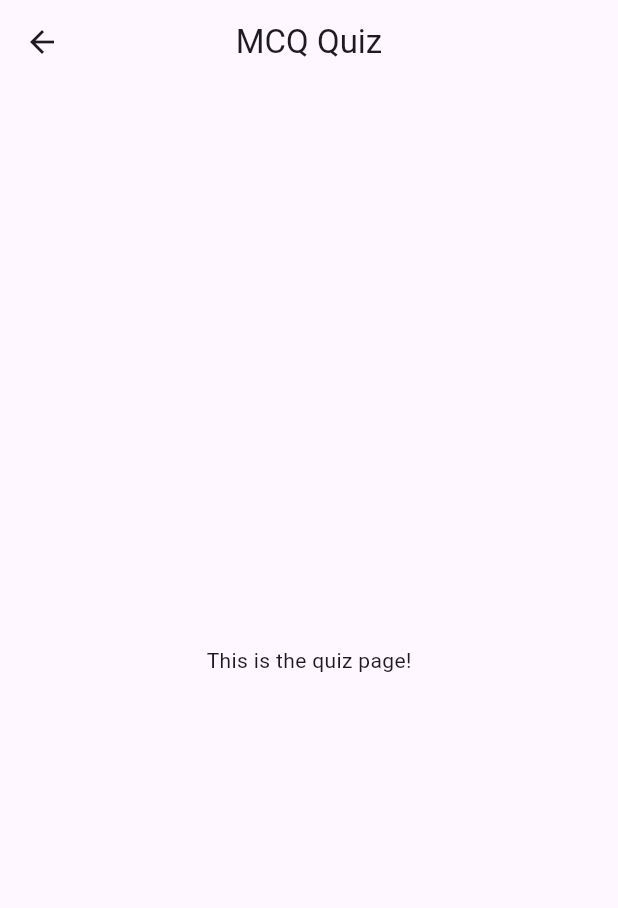
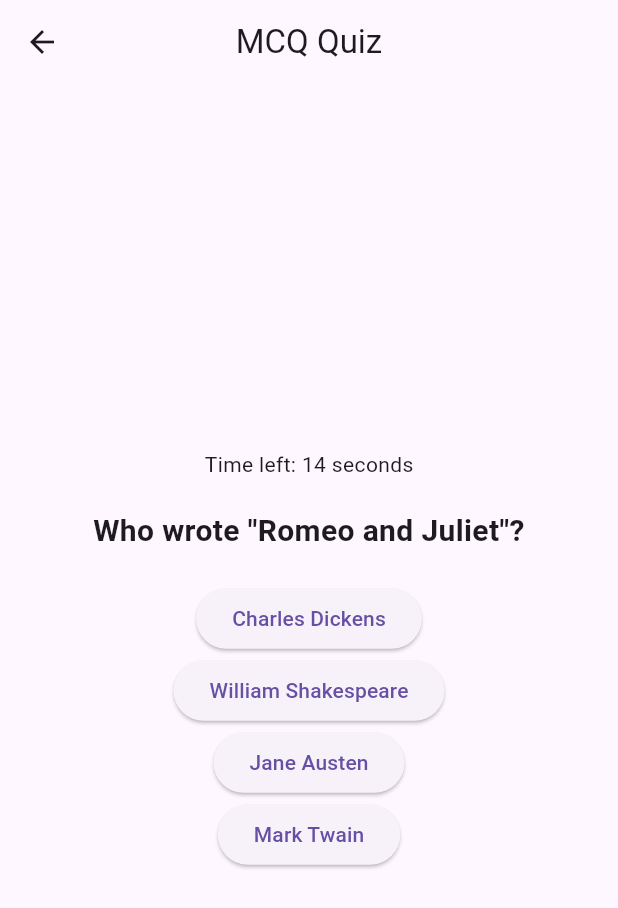
Before and after one commit to karimkaraki99/mcqapp, a Flutter app: the screen it shows after launch, after a tap on "Start Game", on a phone screen of 412 x 824 dp. Shown: the top 908 px of the screen. Run offline on Flutter 3.47's test engine with Material 3 defaults, Android fonts, the phone set to English and light mode, and no system bars.

Commit message:
quiz page

```diff
--- a/lib/quiz.dart
+++ b/lib/quiz.dart
@@ -1,7 +1,104 @@
 import 'package:flutter/material.dart';
+import 'dart:async';
 
-class QuizPage extends StatelessWidget {
+class QuizPage extends StatefulWidget {
   const QuizPage({Key? key}) : super(key: key);
+
+  @override
+  _QuizPageState createState() => _QuizPageState();
+}
+
+class _QuizPageState extends State<QuizPage> {
+  final List<Map<String, Object>> _questions = [
+    {
+      'questionText': 'What is the capital of France?',
+      'answers': [
+        {'text': 'Berlin', 'isCorrect': false},
+        {'text': 'Paris', 'isCorrect': true},
+        {'text': 'Madrid', 'isCorrect': false},
+        {'text': 'Rome', 'isCorrect': false},
+      ],
+    },
+    {
+      'questionText': 'Which programming language is Flutter based on?',
+      'answers': [
+        {'text': 'Java', 'isCorrect': false},
+        {'text': 'Dart', 'isCorrect': true},
+        {'text': 'Swift', 'isCorrect': false},
+        {'text': 'Kotlin', 'isCorrect': false},
+      ],
+    },
+    {
+      'questionText': 'What is the largest planet in our solar system?',
+      'answers': [
+        {'text': 'Earth', 'isCorrect': false},
+        {'text': 'Jupiter', 'isCorrect': true},
+        {'text': 'Mars', 'isCorrect': false},
+        {'text': 'Saturn', 'isCorrect': false},
+      ],
+    },
+    {
+      'questionText': 'In which year did the Titanic sink?',
+      'answers': [
+        {'text': '1905', 'isCorrect': false},
+        {'text': '1912', 'isCorrect': true},
+        {'text': '1920', 'isCorrect': false},
+        {'text': '1935', 'isCorrect': false},
+      ],
+    },
+    {
+      'questionText': 'Who wrote "Romeo and Juliet"?',
+      'answers': [
+        {'text': 'Charles Dickens', 'isCorrect': false},
+        {'text': 'William Shakespeare', 'isCorrect': true},
+        {'text': 'Jane Austen', 'isCorrect': false},
+        {'text': 'Mark Twain', 'isCorrect': false},
+      ],
+    },
+  ];
+
+  int _questionIndex = 0;
+  int _totalScore = 0;
+  int _timerSeconds = 15;
+  late Timer _timer;
+
+  @override
+  void initState() {
+    super.initState();
+    _shuffleAndSetQuestions();
+  }
+
+  void _shuffleAndSetQuestions() {
+    _questions.shuffle();
+    _timer = Timer.periodic(Duration(seconds: 1), (timer) {
+      setState(() {
+        if (_timerSeconds > 0) {
+          _timerSeconds--;
+        } else {
+          _answerQuestion(false);
+        }
+      });
+    });
+  }
+
+  void _answerQuestion(bool isCorrect) {
+    if (isCorrect) {
+      _totalScore++;
+    }
+
+    _timer.cancel();
+    _timerSeconds = 15;
+
+    setState(() {
+      _questionIndex++;
+
+      if (_questionIndex < _questions.length) {
+        _shuffleAndSetQuestions();
+      } else {
+        print('Quiz completed! Total Score: $_totalScore');
+      }
+    });
+  }
 
   @override
   Widget build(BuildContext context) {
@@ -10,10 +107,64 @@ class QuizPage extends StatelessWidget {
         title: const Text('MCQ Quiz'),
         centerTitle: true,
       ),
-      body: Center(
-        child: const Text('This is the quiz page!'), // Replace with your quiz UI
+      body: _questionIndex < _questions.length
+          ? Column(
+        mainAxisAlignment: MainAxisAlignment.center,
+        children: <Widget>[
+          Text('Time left: $_timerSeconds seconds'),
+          const SizedBox(height: 20),
 
+          Center(
+            child: Text(
+              _questions[_questionIndex]['questionText'] as String,
+              style: TextStyle(fontSize: 20, fontWeight: FontWeight.bold),
+              textAlign: TextAlign.center,
+            ),
+          ),
+          const SizedBox(height: 20),
+
+          ...(_questions[_questionIndex]['answers'] as List<Map<String, Object>>).map((answer) {
+            return ElevatedButton(
+              onPressed: () {
+                _answerQuestion(answer['isCorrect'] as bool);
+              },
+              child: Text(answer['text'] as String),
+            );
+          }).toList(),
+        ],
+      )
+          : Center(
+        child: Column(
+          mainAxisAlignment: MainAxisAlignment.center,
+          children: [
+            Text(
+              'Quiz completed! Total Score: $_totalScore',
+              style: TextStyle(fontSize: 20),
+            ),
+            ElevatedButton(
+              onPressed: () {
+                Navigator.pushReplacement(
+                    context,
+                    MaterialPageRoute(builder: (context) => QuizPage()),
+                );
+              },
+              child: const Text('Restart Quiz'),
+            ),
+            ElevatedButton(
+              onPressed: () {
+                Navigator.pop(context);
+              },
+              child: const Text('Main Page'),
+            ),
+          ],
+        ),
       ),
     );
   }
+
+  @override
+  void dispose() {
+    _timer.cancel();
+    super.dispose();
+  }
 }
```
